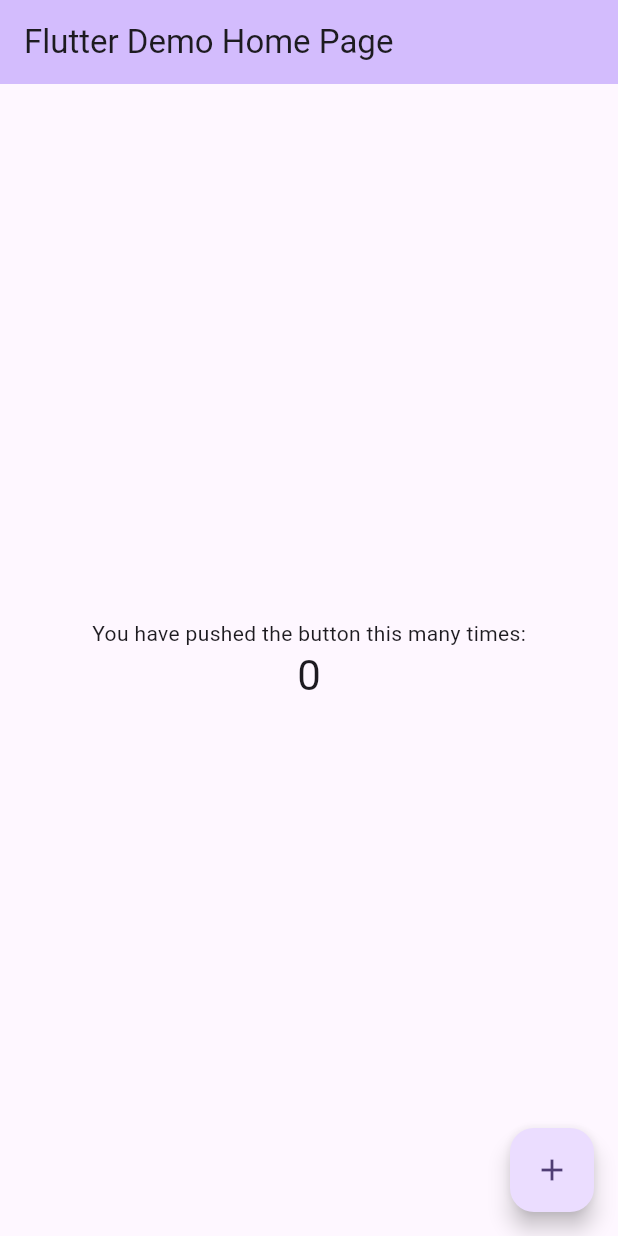
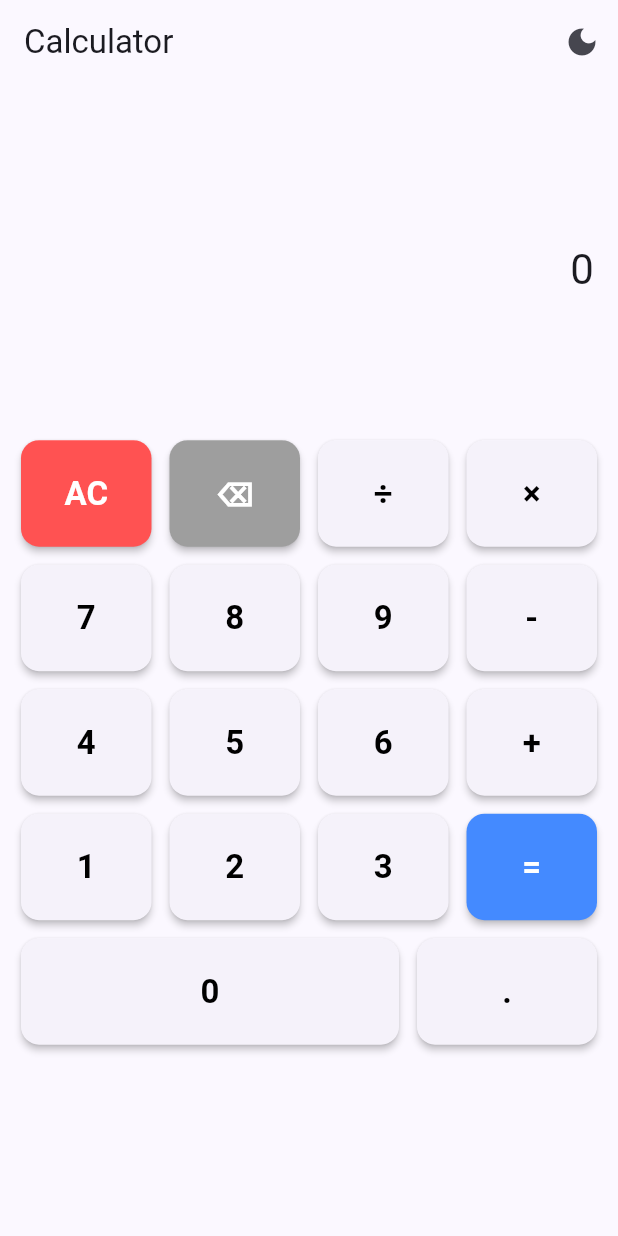
Before and after one commit to Sajib-IT/Module12Assignment, a Flutter app: the screen it shows after launch, on a phone screen of 412 x 824 dp. Run offline on Flutter 3.47's test engine with Material 3 defaults, Android fonts, the phone set to English and light mode, and no system bars; our stand-ins replace math_expressions, shared_preferences.

Commit message:
added calculator view and functionality

```diff
--- a/lib/main.dart
+++ b/lib/main.dart
@@ -1,122 +1,315 @@
 import 'package:flutter/material.dart';
+import 'package:math_expressions/math_expressions.dart';
+import 'package:shared_preferences/shared_preferences.dart';
 
-void main() {
-  runApp(const MyApp());
+void main() async {
+  WidgetsFlutterBinding.ensureInitialized();
+  final prefs = await SharedPreferences.getInstance();
+  final isDark = prefs.getBool('isDarkTheme') ?? false;
+  runApp(CalculatorApp(isDarkTheme: isDark));
 }
 
-class MyApp extends StatelessWidget {
-  const MyApp({super.key});
+class CalculatorApp extends StatefulWidget {
+  final bool isDarkTheme;
+  const CalculatorApp({super.key, required this.isDarkTheme});
 
-  // This widget is the root of your application.
+  @override
+  State<CalculatorApp> createState() => _CalculatorAppState();
+}
+
+class _CalculatorAppState extends State<CalculatorApp> {
+  late bool _isDark;
+
+  @override
+  void initState() {
+    super.initState();
+    _isDark = widget.isDarkTheme;
+  }
+
+  void _toggleTheme() async {
+    setState(() => _isDark = !_isDark);
+    final prefs = await SharedPreferences.getInstance();
+    await prefs.setBool('isDarkTheme', _isDark);
+  }
+
   @override
   Widget build(BuildContext context) {
     return MaterialApp(
-      title: 'Flutter Demo',
+      title: 'Calculator',
+      debugShowCheckedModeBanner: false,
       theme: ThemeData(
-        // This is the theme of your application.
-        //
-        // TRY THIS: Try running your application with "flutter run". You'll see
-        // the application has a purple toolbar. Then, without quitting the app,
-        // try changing the seedColor in the colorScheme below to Colors.green
-        // and then invoke "hot reload" (save your changes or press the "hot
-        // reload" button in a Flutter-supported IDE, or press "r" if you used
-        // the command line to start the app).
-        //
-        // Notice that the counter didn't reset back to zero; the application
-        // state is not lost during the reload. To reset the state, use hot
-        // restart instead.
-        //
-        // This works for code too, not just values: Most code changes can be
-        // tested with just a hot reload.
-        colorScheme: ColorScheme.fromSeed(seedColor: Colors.deepPurple),
+        brightness: Brightness.light,
+        useMaterial3: true,
+        colorScheme: ColorScheme.fromSeed(seedColor: Colors.indigo),
       ),
-      home: const MyHomePage(title: 'Flutter Demo Home Page'),
+      darkTheme: ThemeData(
+        brightness: Brightness.dark,
+        useMaterial3: true,
+        colorScheme: ColorScheme.fromSeed(
+          seedColor: Colors.indigo,
+          brightness: Brightness.dark,
+        ),
+      ),
+      themeMode: _isDark ? ThemeMode.dark : ThemeMode.light,
+      home: CalculatorHome(
+        isDark: _isDark,
+        onToggleTheme: _toggleTheme,
+      ),
     );
   }
 }
 
-class MyHomePage extends StatefulWidget {
-  const MyHomePage({super.key, required this.title});
-
-  // This widget is the home page of your application. It is stateful, meaning
-  // that it has a State object (defined below) that contains fields that affect
-  // how it looks.
-
-  // This class is the configuration for the state. It holds the values (in this
-  // case the title) provided by the parent (in this case the App widget) and
-  // used by the build method of the State. Fields in a Widget subclass are
-  // always marked "final".
-
-  final String title;
+class CalculatorHome extends StatefulWidget {
+  final bool isDark;
+  final VoidCallback onToggleTheme;
+  const CalculatorHome({super.key, required this.isDark, required this.onToggleTheme});
 
   @override
-  State<MyHomePage> createState() => _MyHomePageState();
+  State<CalculatorHome> createState() => _CalculatorHomeState();
 }
 
-class _MyHomePageState extends State<MyHomePage> {
-  int _counter = 0;
+class _CalculatorHomeState extends State<CalculatorHome> {
+  String _expression = '';
+  String _result = '';
 
-  void _incrementCounter() {
+  static const Set<String> operators = {'+', '-', '×', '÷', '*', '/'};
+
+  String _toEvalExpression(String input) {
+    return input.replaceAll('×', '*').replaceAll('÷', '/');
+  }
+
+  void _onButtonPressed(String value) {
     setState(() {
-      // This call to setState tells the Flutter framework that something has
-      // changed in this State, which causes it to rerun the build method below
-      // so that the display can reflect the updated values. If we changed
-      // _counter without calling setState(), then the build method would not be
-      // called again, and so nothing would appear to happen.
-      _counter++;
+      if (value == 'AC') {
+        _expression = '';
+        _result = '';
+        return;
+      }
+
+      if (value == '⌫') {
+        if (_expression.isNotEmpty) {
+          _expression = _expression.substring(0, _expression.length - 1);
+        }
+        if (_result.isNotEmpty) _result = '';
+        return;
+      }
+
+      if (value == '=') {
+        _evaluateExpression();
+        return;
+      }
+
+      // Operator validation
+      if (operators.contains(value)) {
+        if (_expression.isEmpty) {
+          if (value == '-') {
+            _expression = '-';
+            return;
+          }
+          return;
+        }
+        final last = _expression.characters.last;
+        if (operators.contains(last)) {
+          _expression = _expression.substring(0, _expression.length - 1) + value;
+          return;
+        } else {
+          _expression += value;
+          return;
+        }
+      }
+
+      // Decimal validation
+      if (value == '.') {
+        int lastOpIndex = -1;
+        for (int i = _expression.length - 1; i >= 0; i--) {
+          if (operators.contains(_expression[i])) {
+            lastOpIndex = i;
+            break;
+          }
+        }
+        final currentNumber = _expression.substring(lastOpIndex + 1);
+        if (currentNumber.contains('.')) return;
+        if (currentNumber.isEmpty) {
+          _expression += '0.';
+        } else {
+          _expression += '.';
+        }
+        return;
+      }
+
+      // Digits
+      _expression += value;
     });
+  }
+
+  void _evaluateExpression() {
+    if (_expression.isEmpty) return;
+    final last = _expression.characters.last;
+    if (operators.contains(last)) {
+      _expression = _expression.substring(0, _expression.length - 1);
+    }
+
+    try {
+      final expStr = _toEvalExpression(_expression);
+      Parser p = Parser();
+      Expression exp = p.parse(expStr);
+      ContextModel cm = ContextModel();
+      double eval = exp.evaluate(EvaluationType.REAL, cm);
+
+      String formatted;
+      if (eval == eval.roundToDouble()) {
+        formatted = eval.toInt().toString();
+      } else {
+        formatted = eval.toStringAsFixed(10);
+        formatted = formatted.replaceFirst(RegExp(r'0+$'), '');
+        formatted = formatted.replaceFirst(RegExp(r'\.$'), '');
+      }
+
+      setState(() {
+        _result = formatted;
+      });
+    } catch (e) {
+      setState(() {
+        _result = 'Error';
+      });
+    }
+  }
+
+  Widget _buildButton(String label, {double flex = 1, Color? textColor, Color? bg}) {
+    return Expanded(
+      flex: flex.toInt(),
+      child: Padding(
+        padding: const EdgeInsets.all(6.0),
+        child: ElevatedButton(
+          style: ElevatedButton.styleFrom(
+            padding: const EdgeInsets.symmetric(vertical: 20),
+            backgroundColor: bg,
+            shape: RoundedRectangleBorder(
+              borderRadius: BorderRadius.circular(12),
+            ),
+            elevation: 2,
+          ),
+          onPressed: () => _onButtonPressed(label),
+          child: Text(
+            label,
+            style: TextStyle(
+              fontSize: 22,
+              fontWeight: FontWeight.w600,
+              color: textColor ?? Colors.white,
+            ),
+          ),
+        ),
+      ),
+    );
   }
 
   @override
   Widget build(BuildContext context) {
-    // This method is rerun every time setState is called, for instance as done
-    // by the _incrementCounter method above.
-    //
-    // The Flutter framework has been optimized to make rerunning build methods
-    // fast, so that you can just rebuild anything that needs updating rather
-    // than having to individually change instances of widgets.
+    final theme = Theme.of(context);
+    final isDark = theme.brightness == Brightness.dark;
+
     return Scaffold(
       appBar: AppBar(
-        // TRY THIS: Try changing the color here to a specific color (to
-        // Colors.amber, perhaps?) and trigger a hot reload to see the AppBar
-        // change color while the other colors stay the same.
-        backgroundColor: Theme.of(context).colorScheme.inversePrimary,
-        // Here we take the value from the MyHomePage object that was created by
-        // the App.build method, and use it to set our appbar title.
-        title: Text(widget.title),
+        title: const Text('Calculator'),
+        actions: [
+          IconButton(
+            tooltip: 'Toggle Theme',
+            icon: Icon(widget.isDark ? Icons.light_mode : Icons.dark_mode),
+            onPressed: widget.onToggleTheme,
+          ),
+        ],
       ),
-      body: Center(
-        // Center is a layout widget. It takes a single child and positions it
-        // in the middle of the parent.
+      body: SafeArea(
         child: Column(
-          // Column is also a layout widget. It takes a list of children and
-          // arranges them vertically. By default, it sizes itself to fit its
-          // children horizontally, and tries to be as tall as its parent.
-          //
-          // Column has various properties to control how it sizes itself and
-          // how it positions its children. Here we use mainAxisAlignment to
-          // center the children vertically; the main axis here is the vertical
-          // axis because Columns are vertical (the cross axis would be
-          // horizontal).
-          //
-          // TRY THIS: Invoke "debug painting" (choose the "Toggle Debug Paint"
-          // action in the IDE, or press "p" in the console), to see the
-          // wireframe for each widget.
-          mainAxisAlignment: MainAxisAlignment.center,
-          children: <Widget>[
-            const Text('You have pushed the button this many times:'),
-            Text(
-              '$_counter',
-              style: Theme.of(context).textTheme.headlineMedium,
+          children: [
+            // Display
+            Expanded(
+              flex: 2,
+              child: Container(
+                width: double.infinity,
+                padding: const EdgeInsets.all(16),
+                alignment: Alignment.bottomRight,
+                child: Column(
+                  mainAxisAlignment: MainAxisAlignment.end,
+                  crossAxisAlignment: CrossAxisAlignment.end,
+                  children: [
+                    SingleChildScrollView(
+                      scrollDirection: Axis.horizontal,
+                      reverse: true,
+                      child: Text(
+                        _expression.isEmpty ? '0' : _expression,
+                        style: TextStyle(
+                          fontSize: 28,
+                          color: theme.textTheme.bodyLarge?.color,
+                        ),
+                      ),
+                    ),
+                    const SizedBox(height: 8),
+                    Text(
+                      _result,
+                      style: TextStyle(
+                        fontSize: 36,
+                        fontWeight: FontWeight.bold,
+                        color: theme.colorScheme.secondary,
+                      ),
+                    ),
+                  ],
+                ),
+              ),
+            ),
+
+            // Keypad (same color scheme)
+            Expanded(
+              flex: 5,
+              child: Container(
+                padding: const EdgeInsets.symmetric(horizontal: 8, vertical: 12),
+                child: Column(
+                  children: [
+                    Row(
+                      children: [
+                        _buildButton('AC', bg: Colors.redAccent, textColor: Colors.white),
+                        _buildButton('⌫', bg: Colors.grey, textColor: Colors.white),
+                        _buildButton('÷', textColor: isDark ? Colors.white : Colors.black),
+                        _buildButton('×', textColor: isDark ? Colors.white : Colors.black),
+                      ],
+                    ),
+                    Row(
+                      children: [
+                        _buildButton('7',textColor: isDark ? Colors.white : Colors.black),
+                        _buildButton('8', textColor: isDark ? Colors.white : Colors.black),
+                        _buildButton('9', textColor: isDark ? Colors.white : Colors.black),
+                        _buildButton('-', textColor: isDark ? Colors.white : Colors.black),
+                      ],
+                    ),
+                    Row(
+                      children: [
+                        _buildButton('4', textColor: isDark ? Colors.white : Colors.black),
+                        _buildButton('5', textColor: isDark ? Colors.white : Colors.black),
+                        _buildButton('6', textColor: isDark ? Colors.white : Colors.black),
+                        _buildButton('+', textColor: isDark ? Colors.white : Colors.black),
+                      ],
+                    ),
+                    Row(
+                      children: [
+                        _buildButton('1', textColor: isDark ? Colors.white : Colors.black),
+                        _buildButton('2', textColor: isDark ? Colors.white : Colors.black),
+                        _buildButton('3', textColor: isDark ? Colors.white : Colors.black),
+                        _buildButton('=', bg: Colors.blueAccent, textColor: Colors.white),
+                      ],
+                    ),
+                    Row(
+                      children: [
+                        _buildButton('0', flex: 2, textColor: isDark ? Colors.white : Colors.black),
+                        _buildButton('.', textColor: isDark ? Colors.white : Colors.black),
+                      ],
+                    ),
+                  ],
+                ),
+              ),
             ),
           ],
         ),
       ),
-      floatingActionButton: FloatingActionButton(
-        onPressed: _incrementCounter,
-        tooltip: 'Increment',
-        child: const Icon(Icons.add),
-      ), // This trailing comma makes auto-formatting nicer for build methods.
     );
   }
 }
--- a/pubspec.yaml
+++ b/pubspec.yaml
@@ -30,6 +30,8 @@ environment:
 dependencies:
   flutter:
     sdk: flutter
+  math_expressions: ^3.1.0
+  shared_preferences: ^2.5.3
 
   # The following adds the Cupertino Icons font to your application.
   # Use with the CupertinoIcons class for iOS style icons.
```
Also changed, not shown: pubspec.lock, 1 other file.
